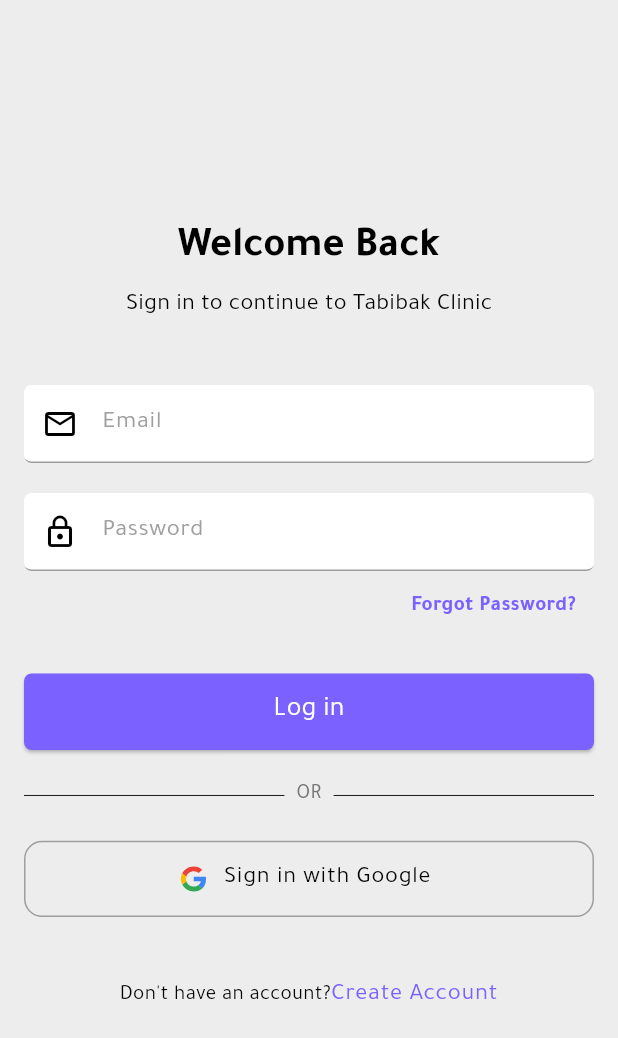
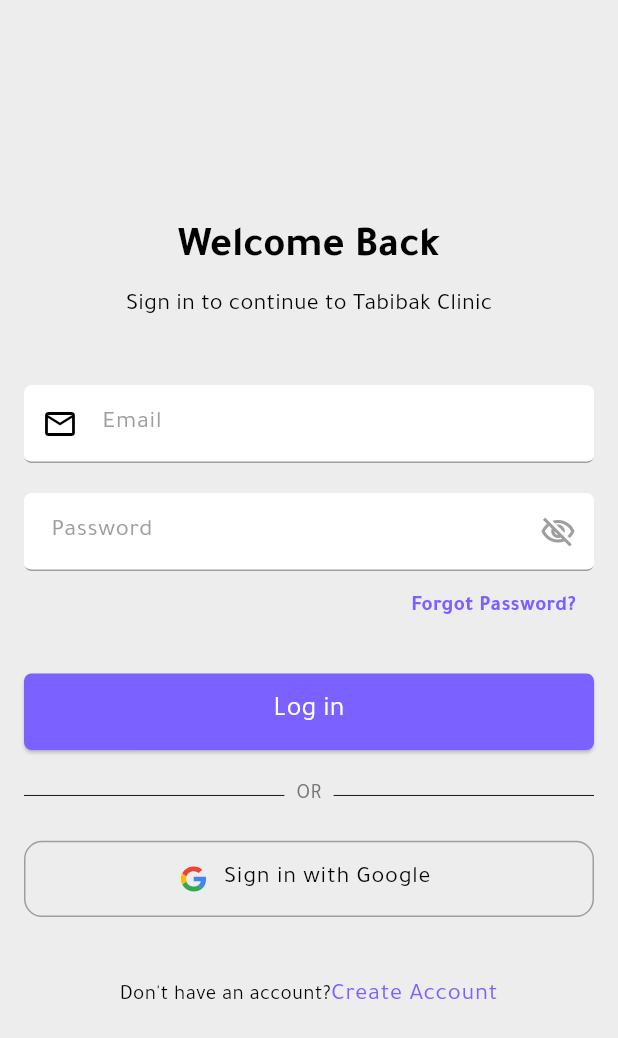
Before and after one commit to abdelrahman3003/tabibak-for-clinic, a Flutter app: the screen it shows after launch, on a phone screen of 412 x 824 dp. Shown: the top 1038 px of the screen. Run offline on Flutter 3.47's test engine with Material 3 defaults, Android fonts, the phone set to English and light mode, and no system bars; our stand-ins replace bloc, dartz, dio, equatable, flutter_bloc, flutter_dotenv and 13 more; accounts and stored records are empty.

Commit message:
add icon to show passsowrd or not

```diff
--- a/lib/feature/auth/presentaion/view/screens/signin_screen.dart
+++ b/lib/feature/auth/presentaion/view/screens/signin_screen.dart
@@ -11,23 +11,20 @@ import 'package:tabibak_for_clinic/feature/auth/presentaion/view/widget/do_you_h
 import 'package:tabibak_for_clinic/feature/auth/presentaion/view/widget/signin/signin_button.dart';
 import 'package:tabibak_for_clinic/feature/auth/presentaion/view/widget/signin/signin_with_google_button.dart';
 
+import '../widget/password_textfiled.dart';
+
 class SigninScreen extends StatefulWidget {
   const SigninScreen({super.key});
-
   @override
   State<SigninScreen> createState() => _SigninScreenState();
 }
-
 final signinKey = GlobalKey<FormState>();
-
 class _SigninScreenState extends State<SigninScreen> {
   final emailController = TextEditingController();
   final passwordController = TextEditingController();
-
   @override
   Widget build(BuildContext context) {
     final size = MediaQuery.sizeOf(context);
-
     return Scaffold(
       body: SingleChildScrollView(
         child: Container(
@@ -56,12 +53,9 @@ class _SigninScreenState extends State<SigninScreen> {
                   validator: Validation.validateEmail,
                 ),
                 const SizedBox(height: 20),
-                AuthField(
+                PasswordTextfiled(
                   controller: passwordController,
-                  lable: "Password",
-                  icon: Icons.lock_outline,
                   validator: Validation.validatePassword,
-                  obscureText: true,
                 ),
                 Align(
                   alignment: Alignment.centerRight,
```
Also changed, not shown: pubspec.lock, 4 other files.
